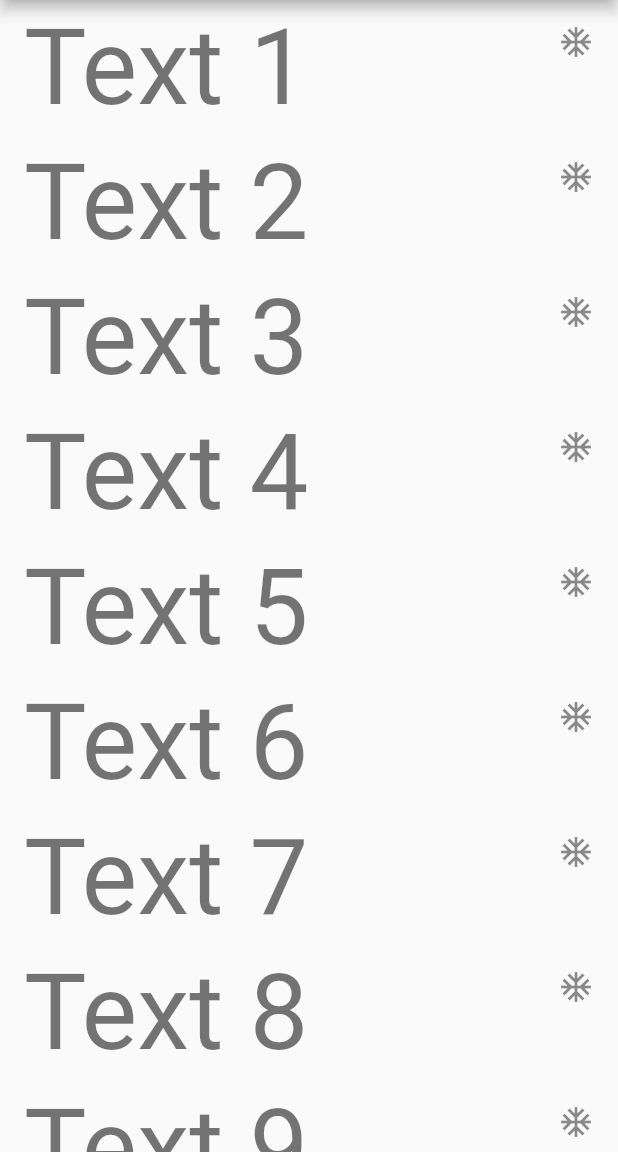
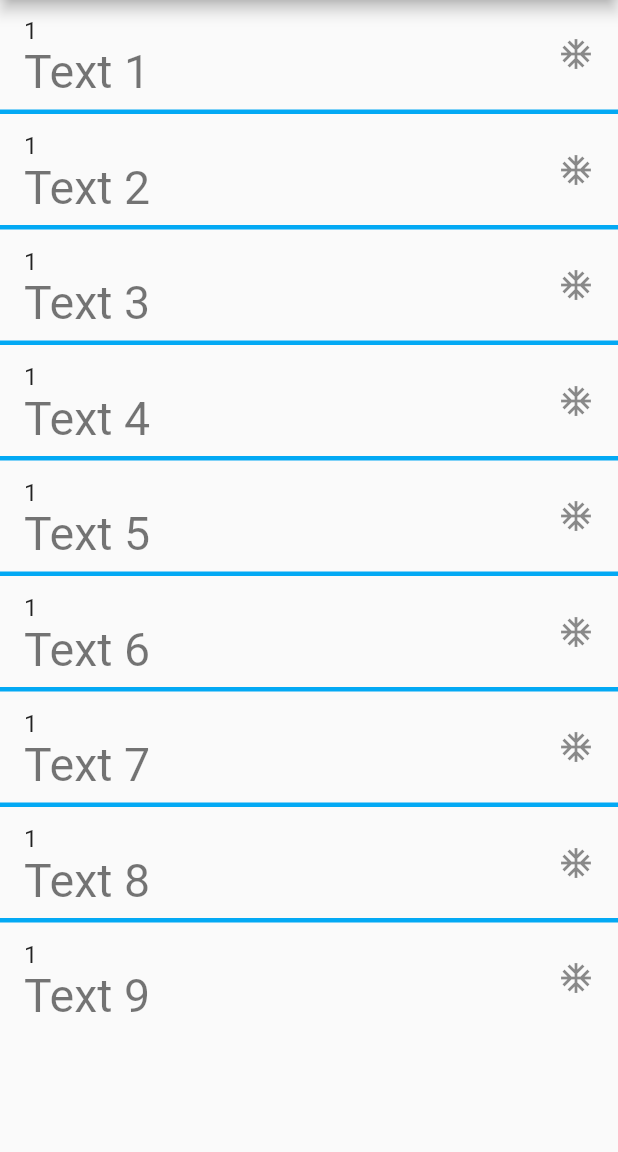
Before and after one commit to devrimma/splash-screen, a Flutter app: the screen it shows after launch, on a phone screen of 412 x 824 dp, the part 84-1236 px from its top. Run offline on Flutter 3.47's test engine with Material 2 defaults, Android fonts, the phone set to English and light mode, and no system bars.

```diff
--- a/lib/screens/home/components/body.dart
+++ b/lib/screens/home/components/body.dart
@@ -11,13 +11,19 @@ class _MainBodyState extends State<MainBody> {
   @override
   Widget build(BuildContext context) {
     return Container(
-      child: ListView.builder(
+      child: ListView.separated(
         itemCount: TestList().list.length,
+        separatorBuilder: (_ , __) => Divider(
+          height: 5.0,
+          thickness: 3.0,
+          color: Colors.lightBlue,
+        ),
         itemBuilder: (_, index) {
           return ListTile(
+            title: Text("1"),
             subtitle: Text(
                 TestList().list[index],
-              style: TextStyle(fontSize: 70),
+              style: TextStyle(fontSize: 31.0),
             ),
             onTap: () {print("${index+1} ${TestList().list[index]}");},
             trailing: Icon(
```
